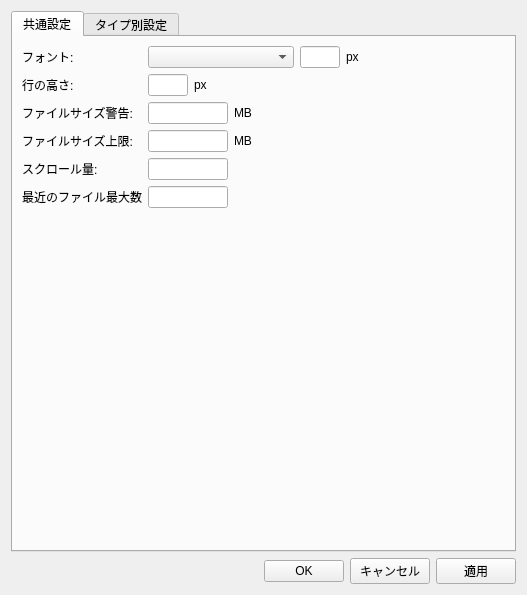
Qt form configdialog.ui (makomads/kaihitsu) before a commit.
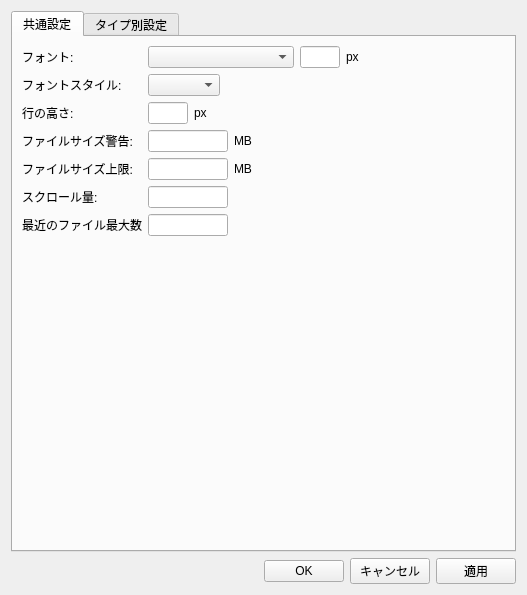
The same form after that commit. The open tabs and pages were chosen to show the change.

```diff
--- a/configdialog.ui
+++ b/configdialog.ui
@@ -17,26 +17,49 @@
    <item>
     <widget class="QTabWidget" name="tabWidget">
      <property name="currentIndex">
-      <number>1</number>
+      <number>0</number>
      </property>
      <widget class="QWidget" name="tab">
       <attribute name="title">
        <string>共通設定</string>
       </attribute>
       <layout class="QGridLayout" name="gridLayout">
-       <item row="5" column="0">
-        <widget class="QLabel" name="label_10">
-         <property name="text">
-          <string>最近のファイル最大数</string>
-         </property>
-        </widget>
-       </item>
-       <item row="0" column="0">
-        <widget class="QLabel" name="label">
+       <item row="2" column="1">
+        <layout class="QHBoxLayout" name="horizontalLayout_4">
+         <item>
+          <widget class="QLineEdit" name="edt_lineheight">
+           <property name="maximumSize">
+            <size>
+             <width>40</width>
+             <height>16777215</height>
+            </size>
+           </property>
+           <property name="maxLength">
+            <number>2</number>
+           </property>
+          </widget>
+         </item>
+         <item>
+          <widget class="QLabel" name="label_4">
          <property name="text">
-          <string>フォント:</string>
-         </property>
-        </widget>
+            <string>px</string>
+           </property>
+          </widget>
+         </item>
+         <item>
+          <spacer name="horizontalSpacer_3">
+           <property name="orientation">
+            <enum>Qt::Orientation::Horizontal</enum>
+           </property>
+           <property name="sizeHint" stdset="0">
+            <size>
+             <width>40</width>
+             <height>20</height>
+            </size>
+           </property>
+          </spacer>
+         </item>
+        </layout>
        </item>
        <item row="0" column="1">
         <layout class="QHBoxLayout" name="horizontalLayout_3">
@@ -85,7 +108,7 @@
          <item>
           <spacer name="horizontalSpacer_2">
            <property name="orientation">
-            <enum>Qt::Horizontal</enum>
+            <enum>Qt::Orientation::Horizontal</enum>
            </property>
            <property name="sizeHint" stdset="0">
             <size>
@@ -97,39 +120,29 @@
          </item>
         </layout>
        </item>
-       <item row="2" column="0">
-        <widget class="QLabel" name="label_5">
-         <property name="text">
-          <string>ファイルサイズ警告:</string>
-         </property>
-        </widget>
-       </item>
-       <item row="1" column="1">
-        <layout class="QHBoxLayout" name="horizontalLayout_4">
+       <item row="3" column="1">
+        <layout class="QHBoxLayout" name="horizontalLayout_5">
          <item>
-          <widget class="QLineEdit" name="edt_lineheight">
+          <widget class="QLineEdit" name="edt_filesize_warning">
            <property name="maximumSize">
             <size>
-             <width>40</width>
+             <width>80</width>
              <height>16777215</height>
             </size>
            </property>
-           <property name="maxLength">
-            <number>2</number>
-           </property>
           </widget>
          </item>
          <item>
-          <widget class="QLabel" name="label_4">
+          <widget class="QLabel" name="label_7">
            <property name="text">
-            <string>px</string>
+            <string>MB</string>
            </property>
           </widget>
          </item>
          <item>
-          <spacer name="horizontalSpacer_3">
+          <spacer name="horizontalSpacer_4">
            <property name="orientation">
-            <enum>Qt::Horizontal</enum>
+            <enum>Qt::Orientation::Horizontal</enum>
            </property>
            <property name="sizeHint" stdset="0">
             <size>
@@ -141,7 +154,14 @@
          </item>
         </layout>
        </item>
-       <item row="3" column="1">
+       <item row="4" column="0">
+        <widget class="QLabel" name="label_6">
+         <property name="text">
+          <string>&lt;html&gt;&lt;head/&gt;&lt;body&gt;&lt;p&gt;ファイルサイズ上限:&lt;/p&gt;&lt;/body&gt;&lt;/html&gt;</string>
+         </property>
+        </widget>
+       </item>
+       <item row="4" column="1">
         <layout class="QHBoxLayout" name="horizontalLayout_6">
          <item>
           <widget class="QLineEdit" name="edt_filesize_max">
@@ -163,7 +183,7 @@
          <item>
           <spacer name="horizontalSpacer_5">
            <property name="orientation">
-            <enum>Qt::Horizontal</enum>
+            <enum>Qt::Orientation::Horizontal</enum>
            </property>
            <property name="sizeHint" stdset="0">
             <size>
@@ -175,7 +195,35 @@
          </item>
         </layout>
        </item>
-       <item row="5" column="1">
+       <item row="2" column="0">
+        <widget class="QLabel" name="label_2">
+         <property name="text">
+          <string>行の高さ:</string>
+         </property>
+        </widget>
+       </item>
+       <item row="6" column="0">
+        <widget class="QLabel" name="label_10">
+         <property name="text">
+          <string>最近のファイル最大数</string>
+         </property>
+        </widget>
+       </item>
+       <item row="0" column="0">
+        <widget class="QLabel" name="label">
+         <property name="text">
+          <string>フォント:</string>
+         </property>
+        </widget>
+       </item>
+       <item row="3" column="0">
+        <widget class="QLabel" name="label_5">
+         <property name="text">
+          <string>ファイルサイズ警告:</string>
+         </property>
+        </widget>
+       </item>
+       <item row="6" column="1">
         <layout class="QHBoxLayout" name="horizontalLayout_10">
          <item>
           <widget class="QLineEdit" name="edt_maxrecent">
@@ -190,7 +238,7 @@
          <item>
           <spacer name="horizontalSpacer_12">
            <property name="orientation">
-            <enum>Qt::Horizontal</enum>
+            <enum>Qt::Orientation::Horizontal</enum>
            </property>
            <property name="sizeHint" stdset="0">
             <size>
@@ -202,62 +250,27 @@
          </item>
         </layout>
        </item>
-       <item row="1" column="0">
-        <widget class="QLabel" name="label_2">
-         <property name="text">
-          <string>行の高さ:</string>
-         </property>
-        </widget>
-       </item>
-       <item row="2" column="1">
-        <layout class="QHBoxLayout" name="horizontalLayout_5">
-         <item>
-          <widget class="QLineEdit" name="edt_filesize_warning">
-           <property name="maximumSize">
-            <size>
-             <width>80</width>
-             <height>16777215</height>
-            </size>
-           </property>
-          </widget>
-         </item>
-         <item>
-          <widget class="QLabel" name="label_7">
-           <property name="text">
-            <string>MB</string>
-           </property>
-          </widget>
-         </item>
-         <item>
-          <spacer name="horizontalSpacer_4">
+       <item row="9" column="0">
+        <spacer name="verticalSpacer">
            <property name="orientation">
-            <enum>Qt::Horizontal</enum>
+          <enum>Qt::Orientation::Vertical</enum>
            </property>
            <property name="sizeHint" stdset="0">
             <size>
-             <width>40</width>
-             <height>20</height>
+           <width>20</width>
+           <height>40</height>
             </size>
            </property>
           </spacer>
          </item>
-        </layout>
-       </item>
-       <item row="4" column="0">
+       <item row="5" column="0">
         <widget class="QLabel" name="label_9">
          <property name="text">
           <string>スクロール量:</string>
          </property>
         </widget>
        </item>
-       <item row="3" column="0">
-        <widget class="QLabel" name="label_6">
-         <property name="text">
-          <string>&lt;html&gt;&lt;head/&gt;&lt;body&gt;&lt;p&gt;ファイルサイズ上限:&lt;/p&gt;&lt;/body&gt;&lt;/html&gt;</string>
-         </property>
-        </widget>
-       </item>
-       <item row="4" column="1">
+       <item row="5" column="1">
         <layout class="QHBoxLayout" name="horizontalLayout_9">
          <item>
           <widget class="QLineEdit" name="edt_scrollsize">
@@ -272,7 +285,7 @@
          <item>
           <spacer name="horizontalSpacer_10">
            <property name="orientation">
-            <enum>Qt::Horizontal</enum>
+            <enum>Qt::Orientation::Horizontal</enum>
            </property>
            <property name="sizeHint" stdset="0">
             <size>
@@ -284,18 +297,32 @@
          </item>
         </layout>
        </item>
-       <item row="8" column="0">
-        <spacer name="verticalSpacer">
+       <item row="1" column="0">
+        <widget class="QLabel" name="label_11">
+         <property name="text">
+          <string>フォントスタイル:</string>
+         </property>
+        </widget>
+       </item>
+       <item row="1" column="1">
+        <layout class="QHBoxLayout" name="horizontalLayout_11">
+         <item>
+          <widget class="QComboBox" name="cmb_fontstyle"/>
+         </item>
+         <item>
+          <spacer name="horizontalSpacer_13">
          <property name="orientation">
-          <enum>Qt::Vertical</enum>
+            <enum>Qt::Orientation::Horizontal</enum>
          </property>
          <property name="sizeHint" stdset="0">
           <size>
-           <width>20</width>
-           <height>40</height>
+             <width>40</width>
+             <height>20</height>
           </size>
          </property>
         </spacer>
+         </item>
+        </layout>
        </item>
       </layout>
      </widget>
@@ -315,7 +342,7 @@
             </sizepolicy>
            </property>
            <property name="dragDropMode">
-            <enum>QAbstractItemView::DragDrop</enum>
+            <enum>QAbstractItemView::DragDropMode::DragDrop</enum>
            </property>
           </widget>
          </item>
@@ -350,7 +377,7 @@
            <item>
             <spacer name="horizontalSpacer_9">
              <property name="orientation">
-              <enum>Qt::Horizontal</enum>
+              <enum>Qt::Orientation::Horizontal</enum>
              </property>
              <property name="sizeHint" stdset="0">
               <size>
@@ -374,7 +401,7 @@
            <item row="0" column="1">
             <spacer name="horizontalSpacer_11">
              <property name="orientation">
-              <enum>Qt::Horizontal</enum>
+              <enum>Qt::Orientation::Horizontal</enum>
              </property>
              <property name="sizeHint" stdset="0">
               <size>
@@ -431,7 +458,7 @@
              <item>
               <spacer name="horizontalSpacer_7">
                <property name="orientation">
-                <enum>Qt::Horizontal</enum>
+                <enum>Qt::Orientation::Horizontal</enum>
                </property>
                <property name="sizeHint" stdset="0">
                 <size>
@@ -489,7 +516,7 @@
              <item>
               <spacer name="horizontalSpacer_8">
                <property name="orientation">
-                <enum>Qt::Horizontal</enum>
+                <enum>Qt::Orientation::Horizontal</enum>
                </property>
                <property name="sizeHint" stdset="0">
                 <size>
@@ -612,7 +639,7 @@
            <item>
             <spacer name="horizontalSpacer_6">
              <property name="orientation">
-              <enum>Qt::Horizontal</enum>
+              <enum>Qt::Orientation::Horizontal</enum>
              </property>
              <property name="sizeHint" stdset="0">
               <size>
@@ -635,7 +662,7 @@
      <item>
       <spacer name="horizontalSpacer">
        <property name="orientation">
-        <enum>Qt::Horizontal</enum>
+        <enum>Qt::Orientation::Horizontal</enum>
        </property>
        <property name="sizeHint" stdset="0">
         <size>
```
Lines whose indentation alone changed are shown as unchanged.
